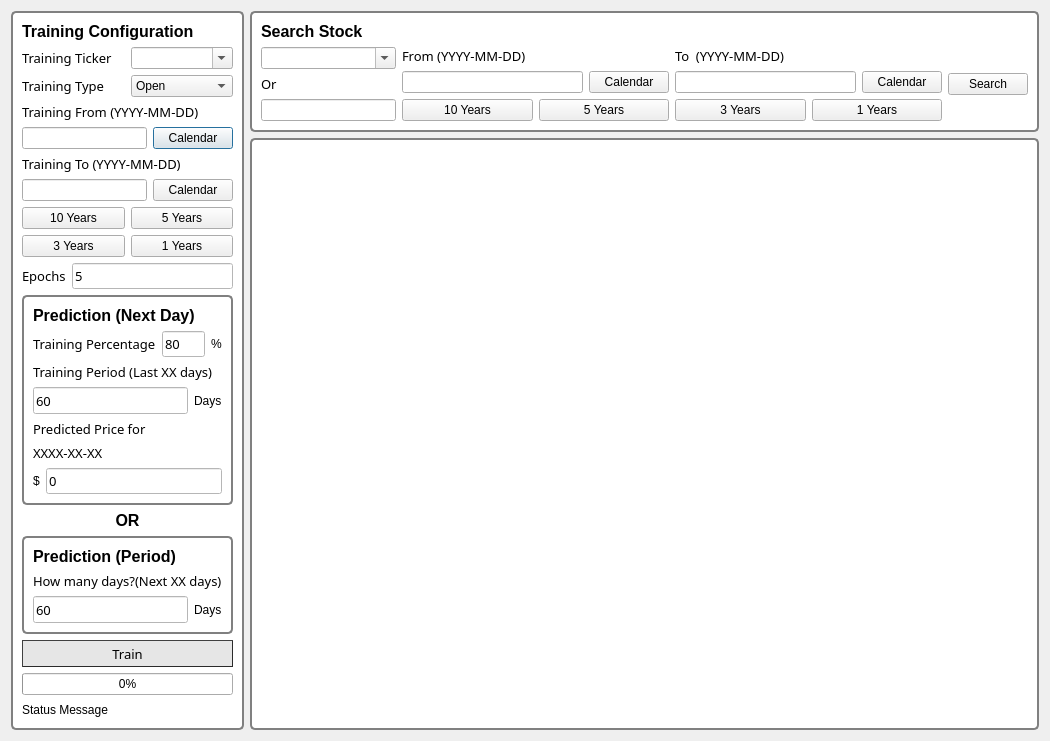
The window that PyQt/StockMarketPreduction/StockGUI.ui (wy7318/GUI) describes before a commit, drawn with Qt 5.
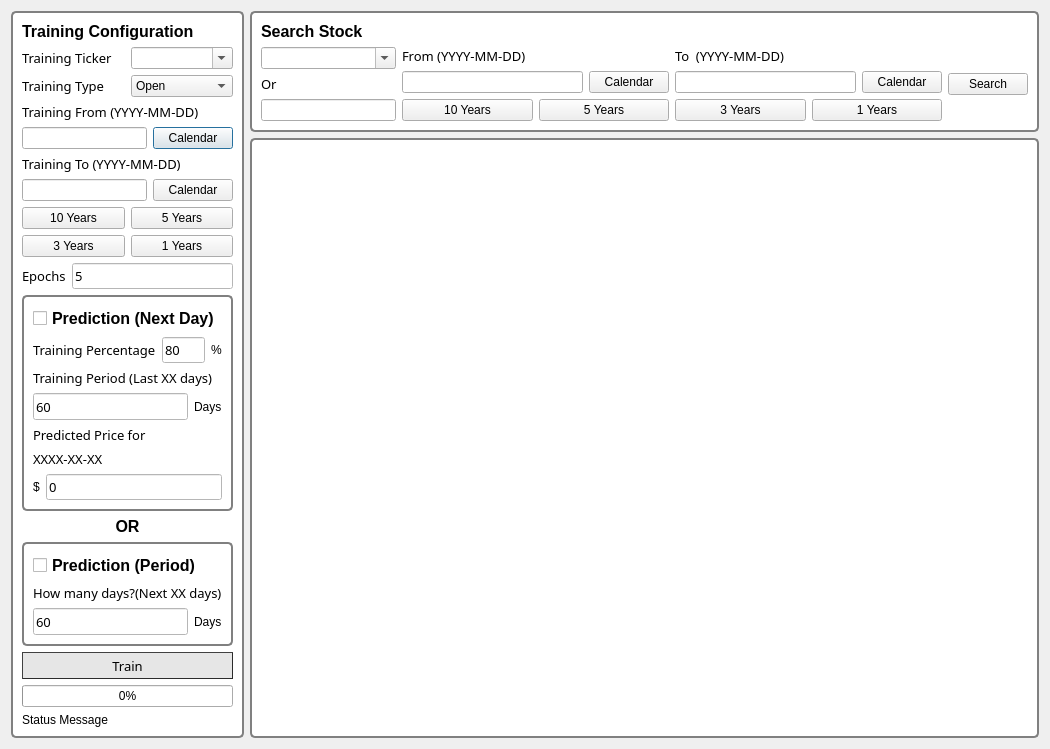
The same window after the commit.

Commit message: Check Box Added

Diff of the .ui file:
```diff
--- a/PyQt/StockMarketPreduction/StockGUI.ui
+++ b/PyQt/StockMarketPreduction/StockGUI.ui
@@ -261,21 +261,6 @@
              <string/>
             </property>
             <layout class="QGridLayout" name="gridLayout_2">
-             <item row="0" column="0">
-              <widget class="QLabel" name="label_32">
-               <property name="font">
-                <font>
-                 <family>MS Sans Serif</family>
-                 <pointsize>12</pointsize>
-                 <weight>75</weight>
-                 <bold>true</bold>
-                </font>
-               </property>
-               <property name="text">
-                <string>Prediction (Next Day)</string>
-               </property>
-              </widget>
-             </item>
              <item row="4" column="0">
               <layout class="QVBoxLayout" name="verticalLayout_4">
                <item>
@@ -381,6 +366,34 @@
                </item>
               </layout>
              </item>
+             <item row="0" column="0">
+              <widget class="QCheckBox" name="checkBox_next">
+               <property name="font">
+                <font>
+                 <family>MS Sans Serif</family>
+                 <pointsize>12</pointsize>
+                 <weight>75</weight>
+                 <bold>true</bold>
+                </font>
+               </property>
+               <property name="text">
+                <string>Prediction (Next Day)</string>
+               </property>
+              </widget>
+             </item>
+             <item row="2" column="0">
+              <widget class="QLabel" name="label_22">
+               <property name="font">
+                <font>
+                 <family>MS Reference Sans Serif</family>
+                 <pointsize>10</pointsize>
+                </font>
+               </property>
+               <property name="text">
+                <string>Training Period (Last XX days)</string>
+               </property>
+              </widget>
+             </item>
              <item row="3" column="0">
               <layout class="QHBoxLayout" name="horizontalLayout_3">
                <item>
@@ -416,19 +429,6 @@
                </item>
               </layout>
              </item>
-             <item row="2" column="0">
-              <widget class="QLabel" name="label_22">
-               <property name="font">
-                <font>
-                 <family>MS Reference Sans Serif</family>
-                 <pointsize>10</pointsize>
-                </font>
-               </property>
-               <property name="text">
-                <string>Training Period (Last XX days)</string>
-               </property>
-              </widget>
-             </item>
             </layout>
            </widget>
           </item>
@@ -471,7 +471,7 @@
             </property>
             <layout class="QGridLayout" name="gridLayout_4">
              <item row="0" column="0">
-              <widget class="QLabel" name="label_38">
+              <widget class="QCheckBox" name="checkBox_period">
                <property name="font">
                 <font>
                  <family>MS Sans Serif</family>
```
The commit also changes 1 other file.
